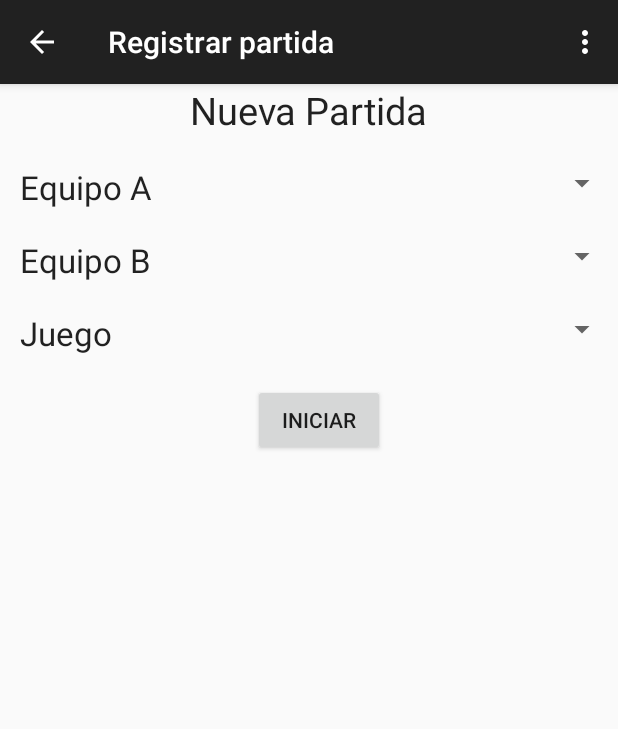
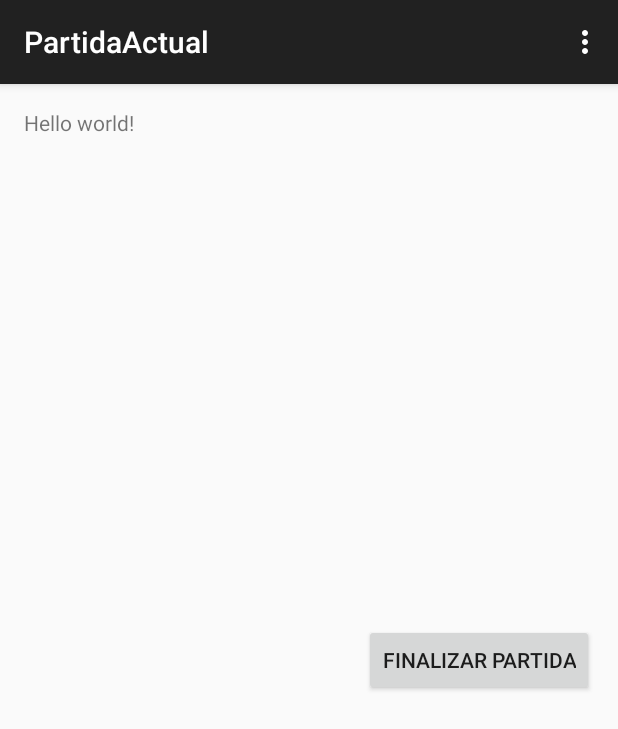
Before and after one commit to MiguelEnc/ScoreKeeper, an Android app: the fragment RegistrarPartida placed in its activity, in the options menu, after a tap on "Settings", on a phone screen of 412 x 824 dp. Shown: the top 729 px of the screen. Run offline under Robolectric (Android 15) with nearby library versions, the phone set to English and light mode, and no system bars; 2 statements that could not run were skipped.

Commit message:
Ir a partida actual y boton finalizar partida

```diff
--- a/app/src/main/AndroidManifest.xml
+++ b/app/src/main/AndroidManifest.xml
@@ -27,6 +27,10 @@
             android:name=".InicarPartida"
             android:label="@string/title_activity_inicar_partida" >
         </activity>
+        <activity
+            android:name=".PartidaActual"
+            android:label="@string/title_activity_partida_actual" >
+        </activity>
     </application>
 
 </manifest>
--- a/app/src/main/java/com/example/miguel/scorekeeper/PartidaActual.java
+++ b/app/src/main/java/com/example/miguel/scorekeeper/PartidaActual.java
@@ -1,63 +1,55 @@
 package com.example.miguel.scorekeeper;
 
-
 import android.content.Intent;
+import android.support.v7.app.ActionBarActivity;
 import android.os.Bundle;
-import android.app.Fragment;
-import android.view.LayoutInflater;
+import android.view.Menu;
+import android.view.MenuItem;
 import android.view.View;
-import android.view.ViewGroup;
 import android.widget.Button;
-import android.widget.EditText;
+import android.widget.Spinner;
 
 
-/**
- * A simple {@link Fragment} subclass.
- */
-public class PartidaActual extends Fragment {
+public class PartidaActual extends ActionBarActivity {
 
+    @Override
+    protected void onCreate(Bundle savedInstanceState) {
+        super.onCreate(savedInstanceState);
+        setContentView(R.layout.activity_partida_actual);
 
-    public PartidaActual() {
-        // Required empty public constructor
+        Button buttonFinalizar = (Button) findViewById(R.id.buttonFinalizar);
+
+        buttonFinalizar.setOnClickListener(new View.OnClickListener() {
+            @Override
+            public void onClick(View v) {
+
+                //ir al Main Activity
+                Intent intent = new Intent(PartidaActual.this, MainActivity.class);
+                v.getContext().startActivity(intent);
+            }
+        });
     }
 
 
     @Override
-    public View onCreateView(LayoutInflater inflater, ViewGroup container,
-                             Bundle savedInstanceState) {
-        // Inflate the layout for this fragment
-
-        View v = inflater.inflate(R.layout.fragment_registrar_juego, container, false);
-
-        Button buttonSave = (Button) v.findViewById(R.id.buttonAgregar);
-        Button buttonFinalizar = (Button) v.findViewById(R.id.buttonFinalizar);
-        final EditText editTextEquipoA = (EditText) v.findViewById(R.id.editTextEquipoA);
-        final EditText editTextEquipoB = (EditText) v.findViewById(R.id.editTextEquipoB);
-
-        buttonSave.setOnClickListener(new View.OnClickListener() {
-            @Override
-            public void onClick(View v) {
-
-            }
-        });
-
-        buttonFinalizar.setOnClickListener(new View.OnClickListener() {
-            @Override
-            public void onClick(View v) {
-                editTextEquipoA.setText("");
-                editTextEquipoB.setText("");
-
-                //ir al Main Activity
-                Intent intent = new Intent(v.getContext(), MainActivity.class);
-                v.getContext().startActivity(intent);
-                getActivity().finish();
-
-            }
-        });
-
-
-        return inflater.inflate(R.layout.fragment_partida_actual, container, false);
+    public boolean onCreateOptionsMenu(Menu menu) {
+        // Inflate the menu; this adds items to the action bar if it is present.
+        getMenuInflater().inflate(R.menu.menu_partida_actual, menu);
+        return true;
     }
 
+    @Override
+    public boolean onOptionsItemSelected(MenuItem item) {
+        // Handle action bar item clicks here. The action bar will
+        // automatically handle clicks on the Home/Up button, so long
+        // as you specify a parent activity in AndroidManifest.xml.
+        int id = item.getItemId();
 
+        //noinspection SimplifiableIfStatement
+        if (id == R.id.action_settings) {
+            return true;
+        }
+
+        return super.onOptionsItemSelected(item);
+    }
 }
--- a/app/src/main/java/com/example/miguel/scorekeeper/RegistrarPartida.java
+++ b/app/src/main/java/com/example/miguel/scorekeeper/RegistrarPartida.java
@@ -3,6 +3,7 @@ package com.example.miguel.scorekeeper;
 
 import android.app.Activity;
 import android.content.Context;
+import android.content.Intent;
 import android.os.Bundle;
 import android.app.Fragment;
 import android.view.LayoutInflater;
@@ -42,6 +43,17 @@ public class RegistrarPartida extends android.support.v4.app.Fragment {
         //arrayAdapter para popular el Spinner
         //ArrayAdapter<String> listaJuegos = datosJuegos(connection);
 
+        buttonIniciar.setOnClickListener(new View.OnClickListener() {
+            @Override
+            public void onClick(View v) {
+
+                //ir al Main Activity
+                Intent intent = new Intent(v.getContext(), PartidaActual.class);
+                v.getContext().startActivity(intent);
+                getActivity().finish();
+            }
+        });
+
         //Aqui se cambia el titulo del fragment
         ((MainActivity) getActivity())
                 .setActionBarTitle(getString(R.string.title_section4));
--- /dev/null
+++ b/app/src/main/res/layout/activity_partida_actual.xml
@@ -0,0 +1,22 @@
+<RelativeLayout xmlns:android="http://schemas.android.com/apk/res/android"
+    xmlns:tools="http://schemas.android.com/tools" android:layout_width="match_parent"
+    android:layout_height="match_parent" android:paddingLeft="@dimen/activity_horizontal_margin"
+    android:paddingRight="@dimen/activity_horizontal_margin"
+    android:paddingTop="@dimen/activity_vertical_margin"
+    android:paddingBottom="@dimen/activity_vertical_margin"
+    tools:context="com.example.miguel.scorekeeper.PartidaActual">
+
+    <TextView android:text="@string/hello_world" android:layout_width="wrap_content"
+        android:layout_height="wrap_content" />
+
+    <Button
+        android:layout_width="wrap_content"
+        android:layout_height="wrap_content"
+        android:text="Finalizar Partida"
+        android:id="@+id/buttonFinalizar"
+        android:layout_centerVertical="true"
+        android:layout_alignParentRight="true"
+        android:layout_alignParentEnd="true"
+        android:onClick="setContentView" />
+
+</RelativeLayout>
--- a/app/src/main/res/layout/fragment_registrar_partida.xml
+++ b/app/src/main/res/layout/fragment_registrar_partida.xml
@@ -159,7 +159,8 @@
                         android:layout_height="wrap_content"
                         android:text="Iniciar"
                         android:id="@+id/buttonIniciarPartida"
-                        android:layout_gravity="center_horizontal|top" />
+                        android:layout_gravity="center_horizontal|top"
+                        android:onClick="setContentView" />
 
                 </FrameLayout>
 
--- /dev/null
+++ b/app/src/main/res/menu/menu_partida_actual.xml
@@ -0,0 +1,7 @@
+<menu xmlns:android="http://schemas.android.com/apk/res/android"
+    xmlns:app="http://schemas.android.com/apk/res-auto"
+    xmlns:tools="http://schemas.android.com/tools"
+    tools:context="com.example.miguel.scorekeeper.PartidaActual">
+    <item android:id="@+id/action_settings" android:title="@string/action_settings"
+        android:orderInCategory="100" app:showAsAction="never" />
+</menu>
--- a/app/src/main/res/values/strings.xml
+++ b/app/src/main/res/values/strings.xml
@@ -18,5 +18,6 @@
     <string name="title_activity_activity__registrar_equipo">Activity_RegistrarEquipo</string>
     <string name="hello_world">Hello world!</string>
     <string name="title_activity_inicar_partida">InicarPartida</string>
+    <string name="title_activity_partida_actual">PartidaActual</string>
 
 </resources>
```
Also changed, not shown: app/src/main/res/layout/fragment_partida_actual.xml (deleted, +0 -81 lines).
